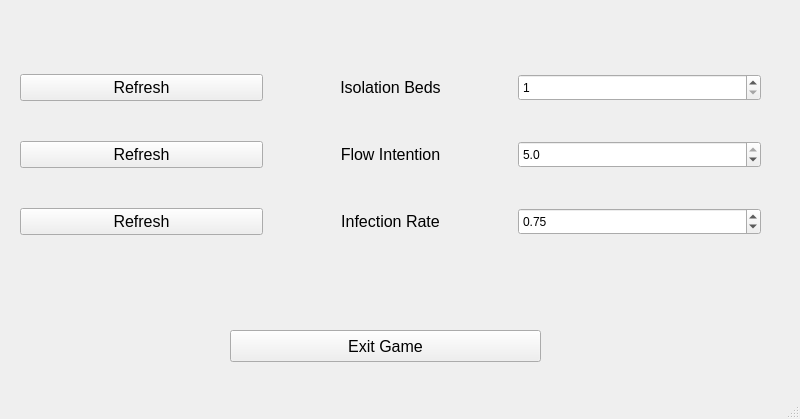
First picture: the form in GameControlPanel.ui, repository JaneYSY/SCFinal, before the edit.
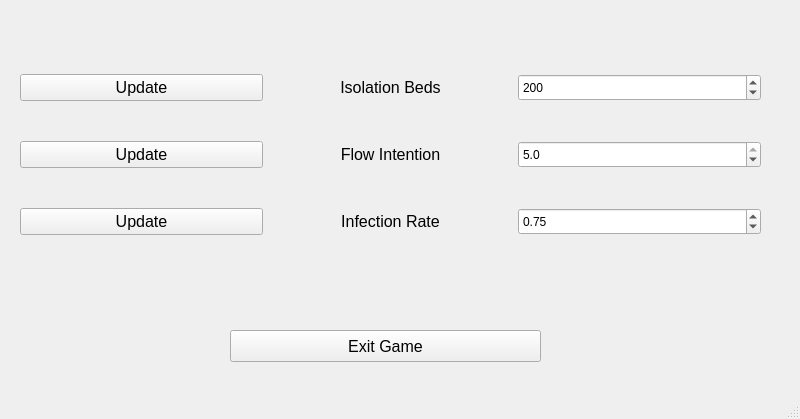
Second picture: the form after the edit.

Commit message: Update gamecontrolpanel UI and py

The edit to the form file:
```diff
--- a/GameControlPanel.ui
+++ b/GameControlPanel.ui
@@ -62,11 +62,20 @@
          <verstretch>0</verstretch>
         </sizepolicy>
        </property>
+       <property name="suffix">
+        <string/>
+       </property>
        <property name="minimum">
         <number>1</number>
        </property>
+       <property name="maximum">
+        <number>2500</number>
+       </property>
        <property name="value">
-        <number>1</number>
+        <number>200</number>
+       </property>
+       <property name="displayIntegerBase">
+        <number>10</number>
        </property>
       </widget>
      </item>
@@ -93,7 +102,7 @@
         </font>
        </property>
        <property name="text">
-        <string>Refresh</string>
+        <string>Update</string>
        </property>
       </widget>
      </item>
@@ -139,7 +148,7 @@
         </font>
        </property>
        <property name="text">
-        <string>Refresh</string>
+        <string>Update</string>
        </property>
       </widget>
      </item>
@@ -151,7 +160,7 @@
         </font>
        </property>
        <property name="text">
-        <string>Refresh</string>
+        <string>Update</string>
        </property>
       </widget>
      </item>
```
The commit also changes 1 other file.
